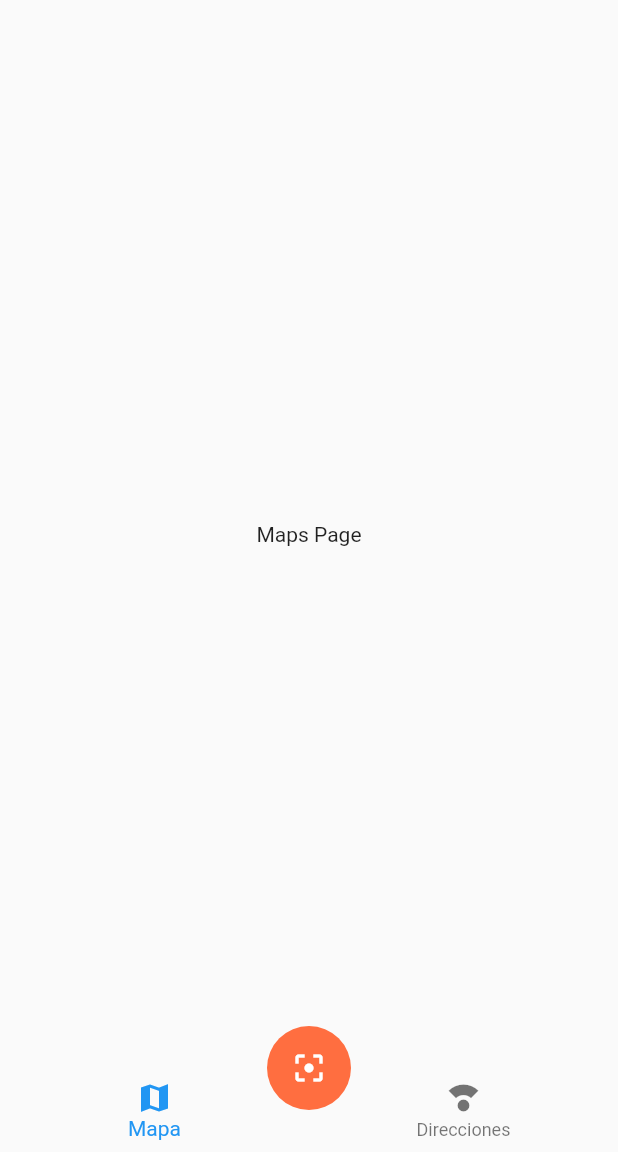
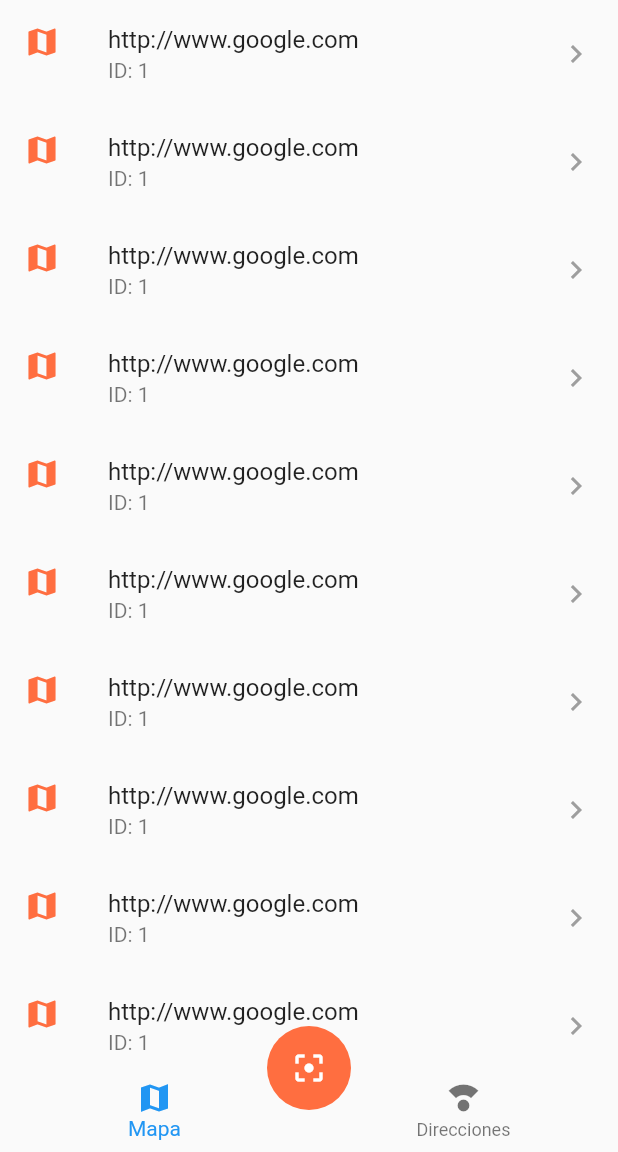
Before and after one commit to julianfrancodev/spoon-qr-scanner, a Flutter app: the screen it shows after launch, on a phone screen of 412 x 824 dp, the part 84-1236 px from its top. Run offline on Flutter 3.47's test engine with Material 2 defaults, Android fonts, the phone set to English and light mode, and no system bars; our stand-ins replace sqflite; missing offline and left inert: flutter_barcode_scanner; accounts and stored records are empty.

```diff
--- a/lib/main.dart
+++ b/lib/main.dart
@@ -2,11 +2,15 @@ import 'package:flutter/material.dart';
 import 'package:provider/provider.dart';
 import 'package:qrscanner_v2/src/pages/home_page.dart';
 import 'package:qrscanner_v2/src/pages/map_page.dart';
+import 'package:qrscanner_v2/src/providers/scan_list_provider.dart';
 import 'package:qrscanner_v2/src/providers/ui_provider.dart';
 
 void main() {
   runApp(MultiProvider(
-    providers: [ChangeNotifierProvider(create: (_) => UiProvider())],
+    providers: [
+      ChangeNotifierProvider(create: (_) => UiProvider()),
+      ChangeNotifierProvider(create: (_) => ScanListProvider())
+    ],
     child: MaterialApp(
       debugShowCheckedModeBanner: false,
       title: "QR Reader",
--- a/lib/src/pages/maps_page.dart
+++ b/lib/src/pages/maps_page.dart
@@ -4,10 +4,19 @@ import 'package:flutter/material.dart';
 class MapsPage extends StatelessWidget {
   @override
   Widget build(BuildContext context) {
-    return Scaffold(
-      body:  Center(
-        child: Text("Maps Page"),
-      ),
+    return ListView.builder(
+      itemCount: 10,
+      itemBuilder: (_, i){
+        return ListTile(
+          leading: Icon(Icons.map, color: Theme.of(context).primaryColor,),
+          title: Text("http://www.google.com"),
+          subtitle: Text("ID: 1"),
+          trailing: Icon(Icons.keyboard_arrow_right, color: Colors.grey,) ,
+          onTap: (){
+            print("abriedo algo");
+          },
+        );
+      },
     );
   }
 }
```
Also changed, not shown: lib/src/providers/scan_list_provider.dart (+31 -7 lines).
